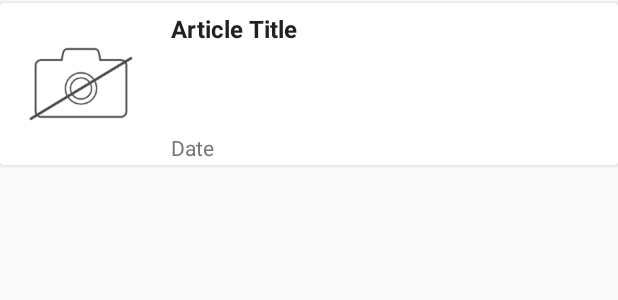
After one commit to BaneManojlovic/NDexample1, an Android app: the layout news_list_item.xml on its own in the app's theme, with its tools: preview values and no code run, on a phone screen of 412 x 824 dp. The commit adds this screen. Shown: the top 300 px of the screen. Run offline under Robolectric (Android 15) with nearby library versions, the phone set to English and light mode, and no system bars; network calls fail.

Commit message:
Added NewsListFragment and connected with API.

```diff
--- a/app/src/main/java/com/bitnovisad/ndexample1/MainActivity.java
+++ b/app/src/main/java/com/bitnovisad/ndexample1/MainActivity.java
@@ -12,6 +12,7 @@ import android.support.v7.widget.Toolbar;
 import android.view.MenuItem;
 import android.widget.Toast;
 
+import com.bitnovisad.ndexample1.news_list.view.NewsListFragment;
 import com.bitnovisad.ndexample1.players_list.view.PlayersListFragment;
 
 public class MainActivity extends AppCompatActivity {
@@ -65,13 +66,15 @@ public class MainActivity extends AppCompatActivity {
                     case R.id.news:
                         item.setChecked(true);
                         displayMessage("Opening News...");
-                        selectedFragment = new NewsFragment();
+                        selectedFragment = new NewsListFragment();
                         getSupportFragmentManager().beginTransaction().replace(R.id.fragment_container, selectedFragment).commit();
                         drawerLayout.closeDrawers();
                         return true;
                     case R.id.table:
                         item.setChecked(true);
                         displayMessage("Opening Table...");
+                        selectedFragment = new TableFragment();
+                        getSupportFragmentManager().beginTransaction().replace(R.id.fragment_container, selectedFragment).commit();
                         drawerLayout.closeDrawers();
                         return true;
                     case R.id.settings:
--- /dev/null
+++ b/app/src/main/res/layout/news_list_item.xml
@@ -0,0 +1,62 @@
+<?xml version="1.0" encoding="utf-8"?>
+<LinearLayout
+    xmlns:android="http://schemas.android.com/apk/res/android"
+    android:layout_width="match_parent"
+    android:layout_height="wrap_content"
+    android:orientation="vertical">
+
+    <android.support.v7.widget.CardView
+        android:id="@+id/newsItemLayout"
+        android:layout_width="match_parent"
+        android:layout_height="wrap_content"
+        android:layout_marginTop="2dp"
+        android:layout_marginBottom="2dp"
+        android:background="@color/secondary_text"
+        android:elevation="16dp">
+
+        <LinearLayout
+            android:id="@+id/linearLayoutNewsItem"
+            android:layout_width="match_parent"
+            android:layout_height="100dp"
+            android:layout_margin="4dp">
+
+            <ImageView
+                android:id="@+id/articleImage"
+                android:layout_width="100dp"
+                android:layout_height="100dp"
+                android:background="@drawable/ic_no_photo"/>
+
+            <LinearLayout
+                android:layout_width="236dp"
+                android:layout_height="100dp"
+                android:layout_marginTop="2dp"
+                android:orientation="vertical">
+
+                <TextView
+                    android:id="@+id/articleTitle"
+                    android:layout_width="wrap_content"
+                    android:layout_height="wrap_content"
+                    android:layout_marginStart="10dp"
+                    android:textColor="@color/primary_text"
+                    android:textSize="16sp"
+                    android:text="@string/article_title"
+                    android:textStyle="bold" />
+
+                <TextView
+                    android:id="@+id/articleDate"
+                    android:layout_width="wrap_content"
+                    android:layout_height="match_parent"
+                    android:ellipsize="end"
+                    android:maxLines="2"
+                    android:layout_marginStart="10dp"
+                    android:gravity="bottom"
+                    android:textColor="@color/secondary_text"
+                    android:textSize="14sp"
+                    android:text="@string/date" />
+            </LinearLayout>
+        </LinearLayout>
+
+    </android.support.v7.widget.CardView>
+
+
+</LinearLayout>
--- a/app/src/main/res/values/strings.xml
+++ b/app/src/main/res/values/strings.xml
@@ -2,4 +2,6 @@
     <string name="app_name">ND example 1</string>
     <string name="news_recyclerview_fragment">News RecyclerView fragment</string>
     <string name="playerslist_fragment">PlayersList Fragment</string>
+    <string name="date">Date</string>
+    <string name="article_title">Article Title</string>
 </resources>
```
Also changed, not shown: app/src/main/java/com/bitnovisad/ndexample1/NewsFragment.java (deleted, +0 -22 lines), app/src/main/java/com/bitnovisad/ndexample1/PlayerDetailsFragment.java (deleted, +0 -23 lines), app/src/main/java/com/bitnovisad/ndexample1/TableFragment.java (added, +21 -0 lines), app/src/main/java/com/bitnovisad/ndexample1/news_list/adapter/NewsListAdapter.java (added, +101 -0 lines), app/src/main/java/com/bitnovisad/ndexample1/news_list/model/IntNewsItem.java (added, +11 -0 lines), app/src/main/java/com/bitnovisad/ndexample1/news_list/model/NewsItem.java (added, +52 -0 lines), app/src/main/java/com/bitnovisad/ndexample1/news_list/view/NewsListFragment.java (added, +98 -0 lines), app/src/main/java/com/bitnovisad/ndexample1/players_list/adapter/PlayersListAdapter.java (+0 -8 lines), app/src/main/res/layout/home_fragment.xml (+3 -4 lines), app/src/main/res/layout/news_list_fragment.xml (added, +15 -0 lines), app/src/main/res/layout/table_fragment.xml (renamed from app/src/main/res/layout/news_fragment.xml, +4 -3 lines), app/src/main/res/drawable-hdpi/ic_no_photo.png (added), app/src/main/res/drawable-mdpi/ic_no_photo.png (added), app/src/main/res/drawable-xhdpi/ic_no_photo.png (added), 2 more files.
